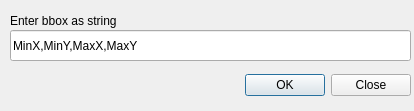
The window that ui_bbox.ui (hpfast/bbox) describes before a commit, drawn with Qt 5.
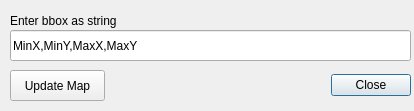
The same window after the commit.

```diff
--- a/ui_bbox.ui
+++ b/ui_bbox.ui
@@ -42,9 +42,9 @@
   <widget class="QDialogButtonBox" name="buttonBox">
    <property name="geometry">
     <rect>
-     <x>120</x>
+     <x>320</x>
      <y>70</y>
-     <width>291</width>
+     <width>91</width>
      <height>31</height>
     </rect>
    </property>
@@ -52,7 +52,20 @@
     <enum>Qt::Horizontal</enum>
    </property>
    <property name="standardButtons">
-    <set>QDialogButtonBox::Close|QDialogButtonBox::Ok</set>
+    <set>QDialogButtonBox::Close</set>
+   </property>
+  </widget>
+  <widget class="QPushButton" name="updateMap">
+   <property name="geometry">
+    <rect>
+     <x>10</x>
+     <y>70</y>
+     <width>95</width>
+     <height>31</height>
+    </rect>
+   </property>
+   <property name="text">
+    <string>Update Map</string>
    </property>
   </widget>
  </widget>
```
